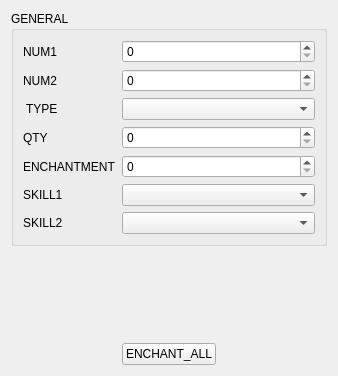
First picture: the form in src/ui/equipmenttabform.ui, repository Orionsilver/Yo-kai_Editor_B2, before the edit.
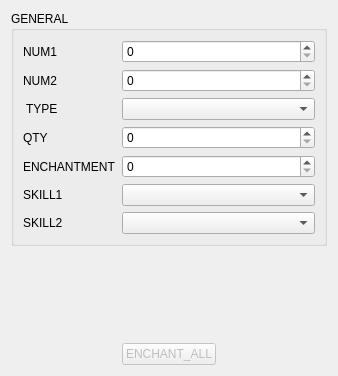
Second picture: the form after the edit.

Commit message: set the enchant all button disabled on default

```diff
--- a/src/ui/equipmenttabform.ui
+++ b/src/ui/equipmenttabform.ui
@@ -146,6 +146,9 @@
      </item>
      <item>
       <widget class="QPushButton" name="enchantB">
+       <property name="enabled">
+        <bool>false</bool>
+       </property>
        <property name="text">
         <string>ENCHANT_ALL</string>
        </property>
```
